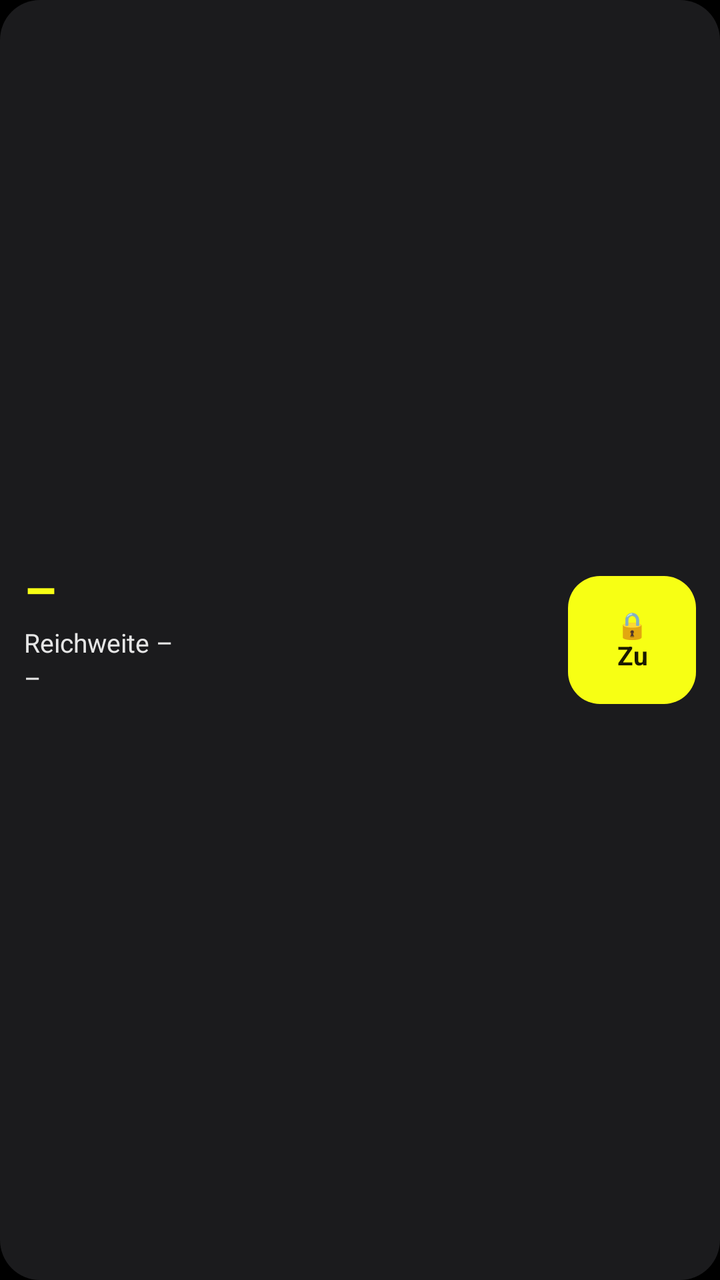
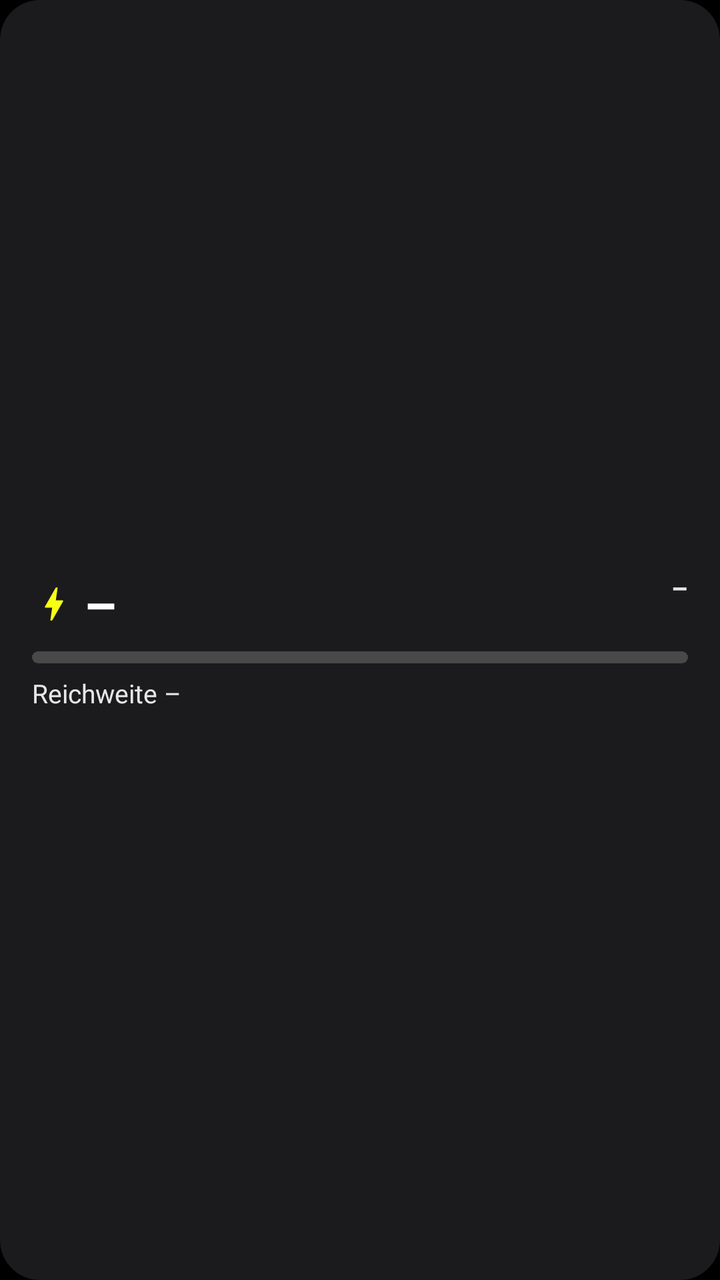

The first picture is an Android layout as it rendered before a commit; the second is the same layout after the commit. The layout source and the unified diff follow.
<!-- AndroidManifest.xml: application theme Theme.AstraConnect -->
<!-- res/layout/widget_status.xml -->
<?xml version="1.0" encoding="utf-8"?>
<LinearLayout xmlns:android="http://schemas.android.com/apk/res/android"
    android:id="@+id/widget_root"
    android:layout_width="match_parent"
    android:layout_height="match_parent"
    android:background="@drawable/widget_bg"
    android:gravity="center_vertical"
    android:orientation="horizontal"
    android:padding="12dp">

    <LinearLayout
        android:layout_width="0dp"
        android:layout_height="wrap_content"
        android:layout_weight="1"
        android:orientation="vertical">

        <LinearLayout
            android:layout_width="wrap_content"
            android:layout_height="wrap_content"
            android:gravity="bottom"
            android:orientation="horizontal">

            <TextView
                android:id="@+id/w_soc"
                android:layout_width="wrap_content"
                android:layout_height="wrap_content"
                android:text="–"
                android:textColor="#FFF7FF14"
                android:textSize="26sp"
                android:textStyle="bold" />

            <TextView
                android:id="@+id/w_charging"
                android:layout_width="wrap_content"
                android:layout_height="wrap_content"
                android:layout_marginStart="6dp"
                android:paddingBottom="4dp"
                android:text=""
                android:textColor="#FF2E9E5B"
                android:textSize="13sp"
                android:textStyle="bold" />
        </LinearLayout>

        <TextView
            android:id="@+id/w_range"
            android:layout_width="wrap_content"
            android:layout_height="wrap_content"
            android:text="Reichweite –"
            android:textColor="#FFE6E6E6"
            android:textSize="13sp" />

        <TextView
            android:id="@+id/w_lock"
            android:layout_width="wrap_content"
            android:layout_height="wrap_content"
            android:text="–"
            android:textColor="#FFE6E6E6"
            android:textSize="13sp" />

        <TextView
            android:id="@+id/w_updated"
            android:layout_width="wrap_content"
            android:layout_height="wrap_content"
            android:text=""
            android:textColor="#FF9A9A9A"
            android:textSize="11sp" />
    </LinearLayout>

    <TextView
        android:id="@+id/w_lock_button"
        android:layout_width="64dp"
        android:layout_height="64dp"
        android:background="@drawable/widget_button_bg"
        android:gravity="center"
        android:text="🔒\nZu"
        android:textColor="#FF1A1A00"
        android:textSize="13sp"
        android:textStyle="bold" />
</LinearLayout>
<!-- resources referenced by this layout -->
<resources>
  <!-- drawable widget_bg (drawable) -->
  <?xml version="1.0" encoding="utf-8"?>
  <shape xmlns:android="http://schemas.android.com/apk/res/android" android:shape="rectangle">
      <solid android:color="#E61E1F21" />
      <corners android:radius="20dp" />
  </shape>
  <!-- drawable widget_button_bg (drawable) -->
  <?xml version="1.0" encoding="utf-8"?>
  <shape xmlns:android="http://schemas.android.com/apk/res/android" android:shape="rectangle">
      <solid android:color="#FFF7FF14" />
      <corners android:radius="16dp" />
  </shape>
  <style name="Theme.AstraConnect" parent="android:Theme.Material.NoActionBar">
          <item name="android:windowBackground">@android:color/black</item>
      </style>
</resources>

<!-- the commit's change to res/layout/widget_status.xml (unified diff, before → after) -->
@@ -5,55 +5,89 @@
     android:layout_height="match_parent"
     android:background="@drawable/widget_bg"
     android:gravity="center_vertical"
-    android:orientation="horizontal"
-    android:padding="12dp">
+    android:orientation="vertical"
+    android:paddingHorizontal="16dp"
+    android:paddingVertical="10dp">
 
     <LinearLayout
-        android:layout_width="0dp"
+        android:layout_width="match_parent"
         android:layout_height="wrap_content"
-        android:layout_weight="1"
-        android:orientation="vertical">
+        android:gravity="center_vertical"
+        android:orientation="horizontal">
+
+        <ImageView
+            android:id="@+id/w_bolt"
+            android:layout_width="22dp"
+            android:layout_height="22dp"
+            android:src="@drawable/ic_w_bolt"
+            android:tint="#FFF7FF14" />
+
+        <TextView
+            android:id="@+id/w_soc"
+            android:layout_width="wrap_content"
+            android:layout_height="wrap_content"
+            android:layout_marginStart="4dp"
+            android:text="–"
+            android:textColor="#FFFFFFFF"
+            android:textSize="26sp"
+            android:textStyle="bold" />
 
         <LinearLayout
-            android:layout_width="wrap_content"
+            android:layout_width="0dp"
             android:layout_height="wrap_content"
-            android:gravity="bottom"
-            android:orientation="horizontal">
+            android:layout_marginStart="12dp"
+            android:layout_weight="1"
+            android:gravity="end"
+            android:orientation="vertical">
 
             <TextView
-                android:id="@+id/w_soc"
+                android:id="@+id/w_charge_state"
                 android:layout_width="wrap_content"
                 android:layout_height="wrap_content"
+                android:ellipsize="end"
+                android:maxLines="1"
                 android:text="–"
-                android:textColor="#FFF7FF14"
-                android:textSize="26sp"
+                android:textColor="#FFE6E6E6"
+                android:textSize="13sp"
                 android:textStyle="bold" />
 
             <TextView
-                android:id="@+id/w_charging"
+                android:id="@+id/w_charge_eta"
                 android:layout_width="wrap_content"
                 android:layout_height="wrap_content"
-                android:layout_marginStart="6dp"
-                android:paddingBottom="4dp"
+                android:maxLines="1"
                 android:text=""
-                android:textColor="#FF2E9E5B"
-                android:textSize="13sp"
-                android:textStyle="bold" />
+                android:textColor="#FFB0B0B0"
+                android:textSize="12sp" />
         </LinearLayout>
+    </LinearLayout>
+
+    <ProgressBar
+        android:id="@+id/w_soc_bar"
+        style="@android:style/Widget.ProgressBar.Horizontal"
+        android:layout_width="match_parent"
+        android:layout_height="6dp"
+        android:layout_marginTop="6dp"
+        android:layout_marginBottom="6dp"
+        android:max="100"
+        android:progress="0"
+        android:progressDrawable="@drawable/widget_progress"
+        android:progressTint="#FFF7FF14" />
+
+    <LinearLayout
+        android:layout_width="match_parent"
+        android:layout_height="wrap_content"
+        android:gravity="center_vertical"
+        android:orientation="horizontal">
 
         <TextView
             android:id="@+id/w_range"
-            android:layout_width="wrap_content"
+            android:layout_width="0dp"
             android:layout_height="wrap_content"
+            android:layout_weight="1"
+            android:ellipsize="end"
+            android:maxLines="1"
             android:text="Reichweite –"
-            android:textColor="#FFE6E6E6"
-            android:textSize="13sp" />
-
-        <TextView
-            android:id="@+id/w_lock"
-            android:layout_width="wrap_content"
-            android:layout_height="wrap_content"
-            android:text="–"
             android:textColor="#FFE6E6E6"
             android:textSize="13sp" />
 
@@ -61,19 +95,10 @@
             android:id="@+id/w_updated"
             android:layout_width="wrap_content"
             android:layout_height="wrap_content"
+            android:layout_marginStart="8dp"
+            android:maxLines="1"
             android:text=""
-            android:textColor="#FF9A9A9A"
+            android:textColor="#FF8A8A8A"
             android:textSize="11sp" />
     </LinearLayout>
-
-    <TextView
-        android:id="@+id/w_lock_button"
-        android:layout_width="64dp"
-        android:layout_height="64dp"
-        android:background="@drawable/widget_button_bg"
-        android:gravity="center"
-        android:text="🔒\nZu"
-        android:textColor="#FF1A1A00"
-        android:textSize="13sp"
-        android:textStyle="bold" />
 </LinearLayout>
<!-- resource entries referenced after the edit -->
@@ -1,17 +1,36 @@
 <!-- resources referenced by this layout -->
 <resources>
+  <!-- drawable ic_w_bolt (drawable) -->
+  <?xml version="1.0" encoding="utf-8"?>
+  <vector xmlns:android="http://schemas.android.com/apk/res/android"
+      android:width="24dp" android:height="24dp"
+      android:viewportWidth="24" android:viewportHeight="24">
+      <path android:fillColor="#FFFFFFFF" android:pathData="M11,21h-1l1,-7H7.5c-0.58,0 -0.57,-0.32 -0.38,-0.66 0.19,-0.34 0.05,-0.08 0.07,-0.12C8.48,10.94 10.42,7.54 13,3h1l-1,7h3.5c0.49,0 0.56,0.33 0.47,0.51l-0.07,0.15C12.96,17.55 11,21 11,21z" />
+  </vector>
   <!-- drawable widget_bg (drawable) -->
   <?xml version="1.0" encoding="utf-8"?>
   <shape xmlns:android="http://schemas.android.com/apk/res/android" android:shape="rectangle">
       <solid android:color="#E61E1F21" />
       <corners android:radius="20dp" />
   </shape>
-  <!-- drawable widget_button_bg (drawable) -->
+  <!-- drawable widget_progress (drawable) -->
   <?xml version="1.0" encoding="utf-8"?>
-  <shape xmlns:android="http://schemas.android.com/apk/res/android" android:shape="rectangle">
-      <solid android:color="#FFF7FF14" />
-      <corners android:radius="16dp" />
-  </shape>
+  <layer-list xmlns:android="http://schemas.android.com/apk/res/android">
+      <item android:id="@android:id/background">
+          <shape>
+              <corners android:radius="3dp" />
+              <solid android:color="#33FFFFFF" />
+          </shape>
+      </item>
+      <item android:id="@android:id/progress">
+          <clip>
+              <shape>
+                  <corners android:radius="3dp" />
+                  <solid android:color="#FFFFFFFF" />
+              </shape>
+          </clip>
+      </item>
+  </layer-list>
   <style name="Theme.AstraConnect" parent="android:Theme.Material.NoActionBar">
           <item name="android:windowBackground">@android:color/black</item>
       </style>
